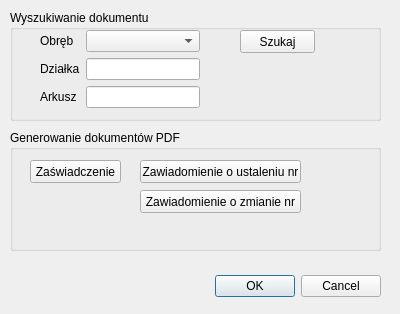
This is EMUiAdok_dialog_base.ui in tomplamka/EMUiAdok as Qt 5 draws it before an edit. The edited form follows.
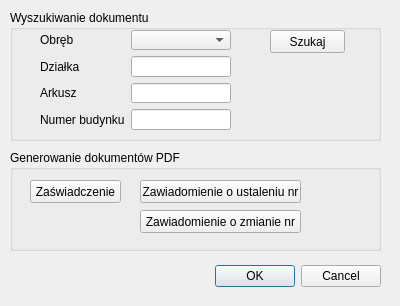
This is the edited form.

Commit message: przerobiony na lokalny shp - punkty adresowe

What changed in the file:
```diff
--- a/EMUiAdok_dialog_base.ui
+++ b/EMUiAdok_dialog_base.ui
@@ -7,7 +7,7 @@
     <x>0</x>
     <y>0</y>
     <width>400</width>
-    <height>314</height>
+    <height>306</height>
    </rect>
   </property>
   <property name="windowTitle">
@@ -17,7 +17,7 @@
    <property name="geometry">
     <rect>
      <x>40</x>
-     <y>270</y>
+     <y>260</y>
      <width>341</width>
      <height>32</height>
     </rect>
@@ -35,7 +35,7 @@
      <x>10</x>
      <y>10</y>
      <width>371</width>
-     <height>111</height>
+     <height>131</height>
     </rect>
    </property>
    <property name="title">
@@ -46,8 +46,8 @@
      <rect>
       <x>30</x>
       <y>20</y>
-      <width>160</width>
-      <height>81</height>
+      <width>191</width>
+      <height>100</height>
      </rect>
     </property>
     <layout class="QFormLayout" name="formLayout">
@@ -88,12 +88,22 @@
      <item row="2" column="1">
       <widget class="QLineEdit" name="arkuszLineEdit"/>
      </item>
+     <item row="3" column="0">
+      <widget class="QLabel" name="numerBudynkuLabel">
+       <property name="text">
+        <string>Numer budynku</string>
+       </property>
+      </widget>
+     </item>
+     <item row="3" column="1">
+      <widget class="QLineEdit" name="numerBudynkuLineEdit"/>
+     </item>
     </layout>
    </widget>
    <widget class="QPushButton" name="btnSzukaj">
     <property name="geometry">
      <rect>
-      <x>230</x>
+      <x>260</x>
       <y>20</y>
       <width>75</width>
       <height>23</height>
@@ -108,9 +118,9 @@
    <property name="geometry">
     <rect>
      <x>10</x>
-     <y>130</y>
+     <y>150</y>
      <width>371</width>
-     <height>121</height>
+     <height>101</height>
     </rect>
    </property>
    <property name="title">
```
The commit also changes 2 other files.
